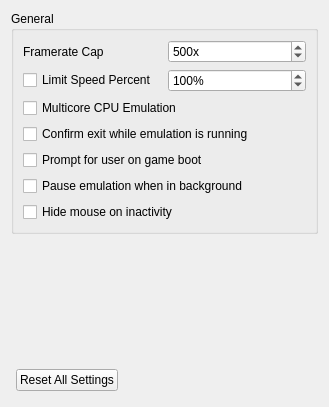
Before: the Qt Designer form src/yuzu/configuration/configure_general.ui in QuantumGhost/yuzu, drawn with Qt 5.
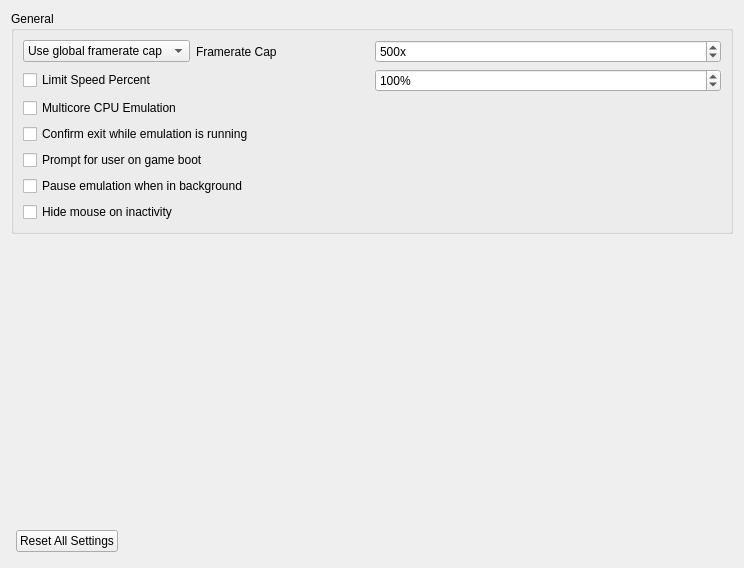
After: the same form once the commit is applied.

```diff
--- a/src/yuzu/configuration/configure_general.ui
+++ b/src/yuzu/configuration/configure_general.ui
@@ -6,8 +6,8 @@
    <rect>
     <x>0</x>
     <y>0</y>
-    <width>329</width>
-    <height>407</height>
+    <width>744</width>
+    <height>568</height>
    </rect>
   </property>
   <property name="windowTitle">
@@ -28,7 +28,42 @@
         <item>
          <layout class="QVBoxLayout" name="GeneralVerticalLayout">
           <item>
-            <layout class="QHBoxLayout" name="horizontalLayout_2">
+           <widget class="QWidget" name="fps_cap_layout" native="true">
+            <layout class="QHBoxLayout" name="horizontalLayout" stretch="1,1">
+             <property name="leftMargin">
+              <number>0</number>
+             </property>
+             <property name="topMargin">
+              <number>0</number>
+             </property>
+             <property name="rightMargin">
+              <number>0</number>
+             </property>
+             <property name="bottomMargin">
+              <number>0</number>
+             </property>
+             <item>
+              <layout class="QHBoxLayout" name="horizontalLayout_4">
+               <item>
+                <widget class="QComboBox" name="fps_cap_combobox">
+                 <property name="currentText">
+                  <string>Use global framerate cap</string>
+                 </property>
+                 <property name="currentIndex">
+                  <number>0</number>
+                 </property>
+                 <item>
+                  <property name="text">
+                   <string>Use global framerate cap</string>
+                  </property>
+                 </item>
+                 <item>
+                  <property name="text">
+                   <string>Set framerate cap:</string>
+                  </property>
+                 </item>
+                </widget>
+               </item>
               <item>
                 <widget class="QLabel" name="fps_cap_label">
                   <property name="text">
@@ -38,6 +73,21 @@
                     <string>Requires the use of the FPS Limiter Toggle hotkey to take effect.</string>
                   </property>
                 </widget>
+               </item>
+               <item>
+                <spacer name="horizontalSpacer">
+                 <property name="orientation">
+                  <enum>Qt::Horizontal</enum>
+                 </property>
+                 <property name="sizeHint" stdset="0">
+                  <size>
+                   <width>40</width>
+                   <height>20</height>
+                  </size>
+                 </property>
+                </spacer>
+               </item>
+              </layout>
               </item>
               <item>
                 <widget class="QSpinBox" name="fps_cap">
@@ -56,6 +106,7 @@
                 </widget>
               </item>
             </layout>
+           </widget>
           </item>
           <item>
            <layout class="QHBoxLayout" name="horizontalLayout_2">
```
Left out of the diff: 6 changed lines with no effect on the pictures. Lines whose indentation alone changed are shown as unchanged.
